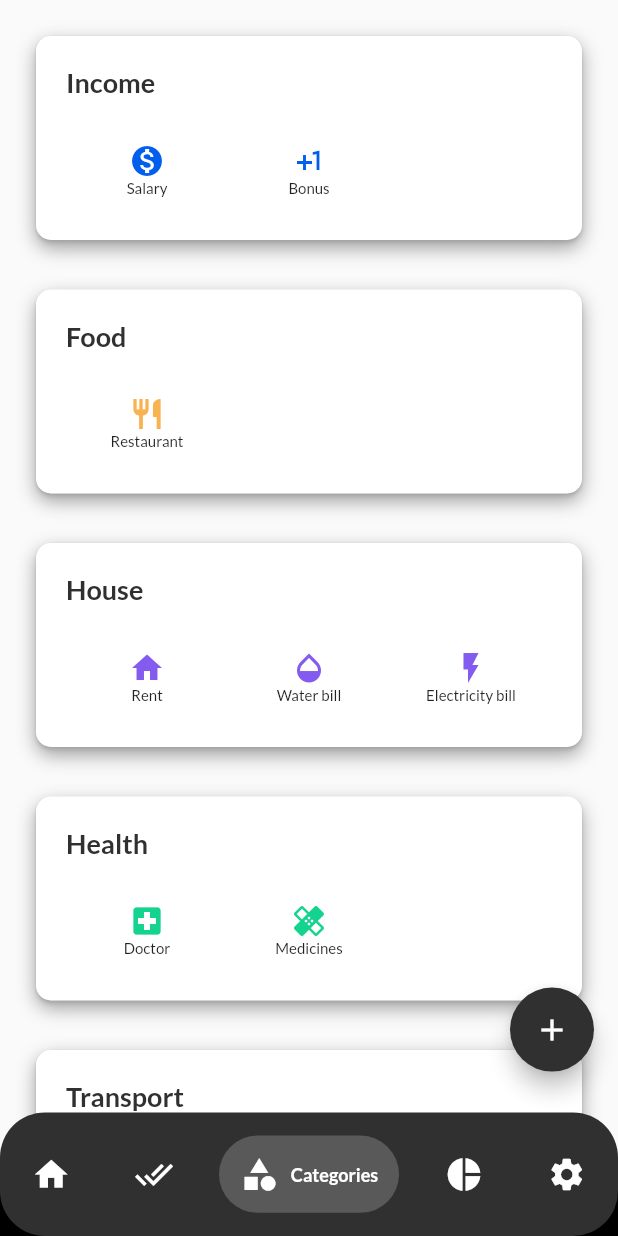
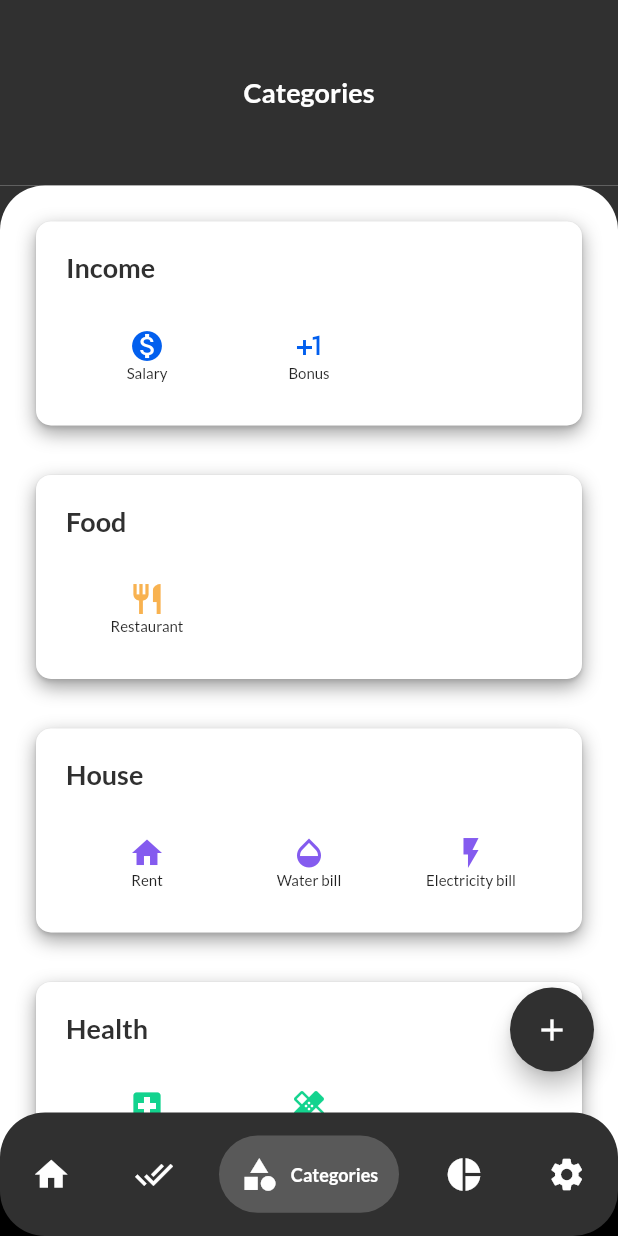
Before and after one commit to JorisTruong/homeaccountant-app, a Flutter app: the screen it shows after launch, item 3 of the bottom bar chosen, on a phone screen of 412 x 824 dp. Run offline on Flutter 3.47's test engine with Material 2 defaults, Android fonts, the phone set to English and light mode, and no system bars; drawn by our look-alikes of persistent_bottom_nav_bar; our stand-ins replace fl_chart, flutter_redux, flutter_svg, google_fonts, redux, sliding_up_panel and 1 more; missing offline and left inert: date_util, flutter_date_pickers, flutter_iconpicker, flutter_pagewise, keyboard_avoider; accounts and stored records are empty.

Commit message:
feat: added generic header, used it in categories

```diff
--- /dev/null
+++ b/lib/components/generic_header.dart
@@ -0,0 +1,38 @@
+import 'package:flutter/material.dart';
+
+import 'package:homeaccountantapp/const.dart';
+
+class GenericHeader extends StatelessWidget {
+  final String title;
+
+  GenericHeader(
+    this.title
+  );
+
+  @override
+  Widget build(BuildContext context) {
+    return Container(
+      height: MediaQuery.of(context).size.height * 0.15,
+      color: baseColors.mainColor,
+      padding: EdgeInsets.all(20),
+      child: Column(
+        mainAxisAlignment: MainAxisAlignment.center,
+        children: [
+          Row(
+            mainAxisAlignment: MainAxisAlignment.center,
+            children: [
+              Text(
+                title,
+                style: TextStyle(
+                  color: Colors.white,
+                  fontWeight: FontWeight.bold,
+                  fontSize: baseFontSize.title
+                )
+              )
+            ]
+          )
+        ]
+      )
+    );
+  }
+}
--- a/lib/screen/categories.dart
+++ b/lib/screen/categories.dart
@@ -1,9 +1,11 @@
 import 'package:flutter/material.dart';
 import 'package:flutter_redux/flutter_redux.dart';
+import 'package:homeaccountantapp/const.dart';
 import 'package:redux/redux.dart';
 
 import 'package:homeaccountantapp/utils.dart';
 import 'package:homeaccountantapp/components/categories_card.dart';
+import 'package:homeaccountantapp/components/generic_header.dart';
 import 'package:homeaccountantapp/components/loading_component.dart';
 import 'package:homeaccountantapp/database/database.dart';
 import 'package:homeaccountantapp/database/models/models.dart' as m;
@@ -42,15 +44,32 @@ class _CategoriesPageState extends State<CategoriesPage> with TickerProviderStat
           },
           child: Scaffold(
             resizeToAvoidBottomPadding: false,
-            body: SingleChildScrollView(
-              padding: EdgeInsets.only(top: 20, left: 20, right: 20, bottom: 40),
-              child: Stack(
+            body: Center(
+              child: Column(
+                children: [
+                  GenericHeader('Categories'),
+                  Expanded(
+                    child: Container(
+                      color: baseColors.mainColor,
+                      child: Container(
+                        decoration: BoxDecoration(
+                            borderRadius: BorderRadius.only(
+                              topLeft: Radius.circular(30),
+                              topRight: Radius.circular(30)
+                            ),
+                            color: Colors.white
+                        ),
+                        child: SingleChildScrollView(
+                          physics: BouncingScrollPhysics(),
+                          child: Column(
                             children: [
                               FutureBuilder(
                                 future: readCategories(databaseClient.db),
                                 builder: (BuildContext context, AsyncSnapshot<List<m.Category>> snapshot) {
                                   if (snapshot.hasData) {
-                        return Column(
+                                    return Padding(
+                                      padding: EdgeInsets.only(top: 20, left: 20, right: 20, bottom: 40),
+                                      child: Column(
                                         mainAxisAlignment: MainAxisAlignment.start,
                                         children: List.generate(snapshot.data.length, (int index) {
                                           String category = snapshot.data[index].categoryName;
@@ -69,11 +88,18 @@ class _CategoriesPageState extends State<CategoriesPage> with TickerProviderStat
                                             }
                                           );
                                         })
+                                      )
                                     );
                                   } else {
                                     return LoadingComponent();
                                   }
                                 },
+                              ),
+                            ]
+                          )
+                        )
+                      )
+                    )
                   ),
                 ]
               )
```
Lines whose indentation alone changed are shown as unchanged.
